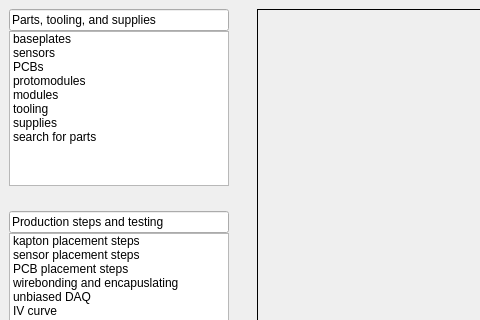
First picture: the form in main_ui/mainwindow.ui, repository IncandelaLab/SharedUI, before the edit; both pictures show x 0 to 480 and y 0 to 320 of the 1366 by 858 pixel window.
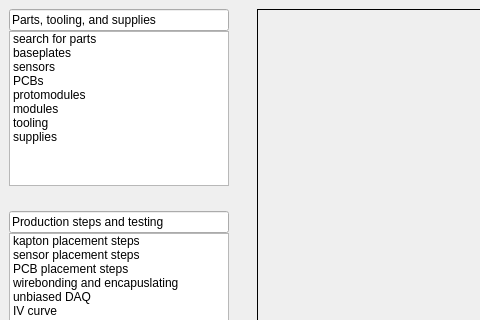
Second picture: the form after the edit.

What changed in the file:
```diff
--- a/main_ui/mainwindow.ui
+++ b/main_ui/mainwindow.ui
@@ -49,6 +49,11 @@
           <property name="currentRow">
            <number>-1</number>
           </property>
+          <item>
+           <property name="text">
+            <string>search for parts</string>
+           </property>
+          </item>
           <item>
            <property name="text">
             <string>baseplates</string>
@@ -84,11 +89,6 @@
             <string>supplies</string>
            </property>
           </item>
-          <item>
-           <property name="text">
-            <string>search for parts</string>
-           </property>
-          </item>
          </widget>
         </item>
         <item>
```
